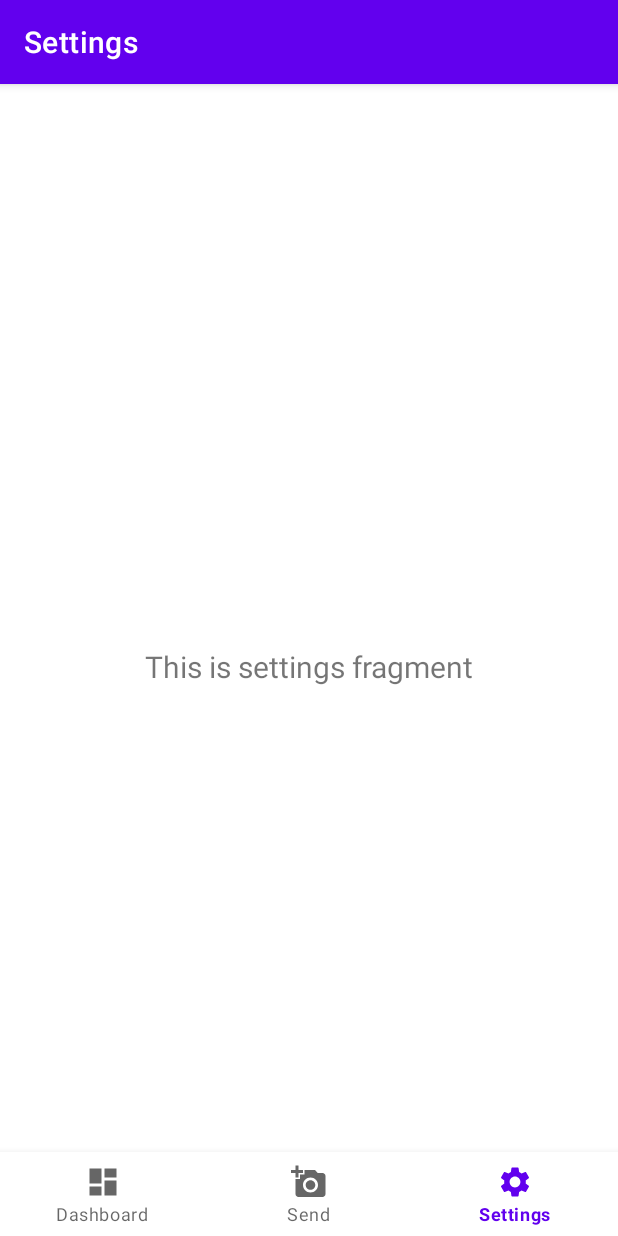
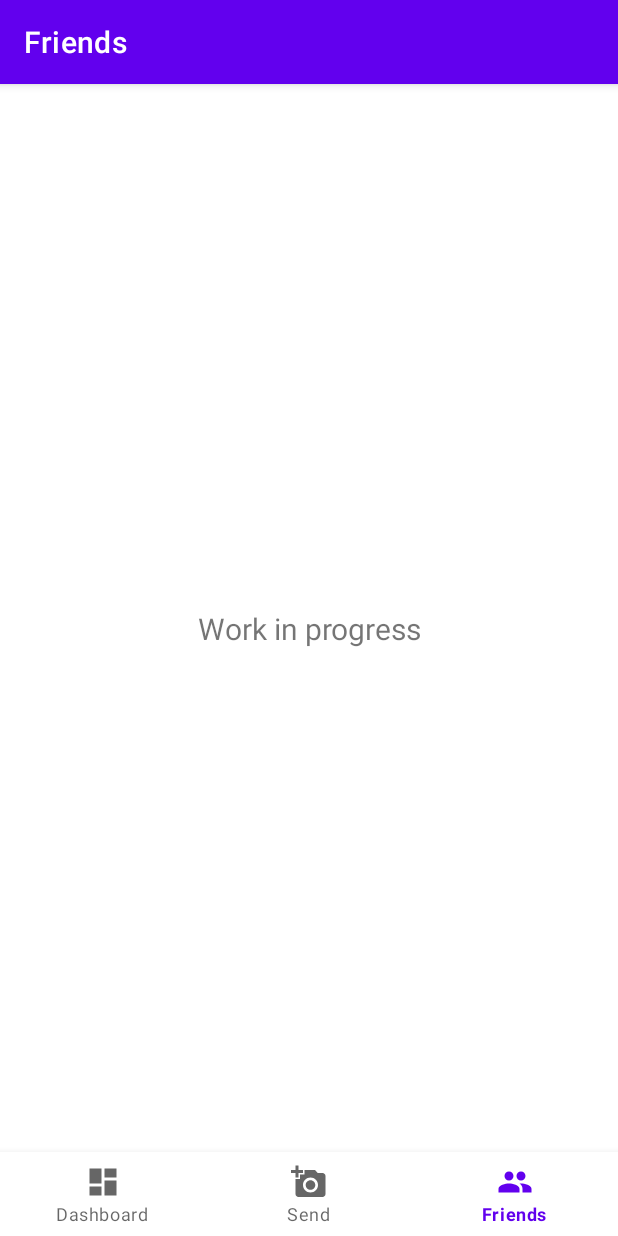
Before and after one commit to ssalabura/meltee, an Android app: the screen it shows after launch (MainActivity), item 3 of the bottom bar chosen, on a phone screen of 412 x 824 dp. Run offline under Robolectric (Android 15) with nearby library versions, the phone set to English and light mode, and no system bars; our stand-ins replace navigation-ui; libraries missing offline, so code that uses them is left out: androidx.camera.core, androidx.camera.lifecycle; 2 statements that could not run were skipped.

Commit message:
added username in photo card, changed Settings to Friends

```diff
--- a/app/src/main/java/com/ssalabura/meltee/MainActivity.java
+++ b/app/src/main/java/com/ssalabura/meltee/MainActivity.java
@@ -19,7 +19,7 @@ public class MainActivity extends AppCompatActivity {
         BottomNavigationView navView = findViewById(R.id.nav_view);
 
         AppBarConfiguration appBarConfiguration = new AppBarConfiguration.Builder(
-                R.id.navigation_dashboard, R.id.navigation_add_photo, R.id.navigation_settings)
+                R.id.navigation_dashboard, R.id.navigation_add_photo, R.id.navigation_friends)
                 .build();
         NavController navController = Navigation.findNavController(this, R.id.nav_host_fragment);
         NavigationUI.setupActionBarWithNavController(this, navController, appBarConfiguration);
--- a/app/src/main/java/com/ssalabura/meltee/ui/dashboard/DashboardFragment.java
+++ b/app/src/main/java/com/ssalabura/meltee/ui/dashboard/DashboardFragment.java
@@ -45,7 +45,7 @@ public class DashboardFragment extends Fragment {
         //TODO: read from device database
         List<PhotoCard> photoCardList = new ArrayList<>();
         for(File f : getContext().getExternalMediaDirs()[0].listFiles()) {
-            photoCardList.add(new PhotoCard(f.getAbsolutePath(), f.getName()));
+            photoCardList.add(new PhotoCard("ssalabura", f.getAbsolutePath(), f.getName()));
         }
         TextView empty = root.findViewById(R.id.textView_empty);
         if(photoCardList.size() > 0) {
--- a/app/src/main/java/com/ssalabura/meltee/ui/dashboard/PhotoCard.java
+++ b/app/src/main/java/com/ssalabura/meltee/ui/dashboard/PhotoCard.java
@@ -1,10 +1,12 @@
 package com.ssalabura.meltee.ui.dashboard;
 
 public class PhotoCard {
+    String sender;
     String imagePath;
     String text;
 
-    PhotoCard(String imagePath, String text) {
+    PhotoCard(String sender, String imagePath, String text) {
+        this.sender = sender;
         this.imagePath = imagePath;
         this.text = text;
     }
--- a/app/src/main/java/com/ssalabura/meltee/ui/dashboard/PhotoCardViewHolder.java
+++ b/app/src/main/java/com/ssalabura/meltee/ui/dashboard/PhotoCardViewHolder.java
@@ -10,12 +10,14 @@ import androidx.recyclerview.widget.RecyclerView;
 import com.ssalabura.meltee.R;
 
 public class PhotoCardViewHolder extends RecyclerView.ViewHolder {
+    TextView sender;
     ImageView photo;
     TextView text;
 
     PhotoCardViewHolder(@NonNull View itemView) {
         super(itemView);
 
+        this.sender = itemView.findViewById(R.id.textView_sender);
         this.photo = itemView.findViewById(R.id.imageView);
         this.text = itemView.findViewById(R.id.textView_text);
     }
--- a/app/src/main/java/com/ssalabura/meltee/ui/dashboard/RecyclerViewAdapter.java
+++ b/app/src/main/java/com/ssalabura/meltee/ui/dashboard/RecyclerViewAdapter.java
@@ -36,6 +36,7 @@ public class RecyclerViewAdapter extends RecyclerView.Adapter<PhotoCardViewHolde
     public void onBindViewHolder(@NonNull PhotoCardViewHolder holder, int position) {
         PhotoCard photoCard = this.photoCardList.get(position);
 
+        holder.sender.setText(photoCard.sender);
         holder.photo.setImageBitmap(BitmapTools.fromFile(photoCard.imagePath));
         holder.text.setText(photoCard.text);
     }
--- /dev/null
+++ b/app/src/main/java/com/ssalabura/meltee/ui/friends/FriendsFragment.java
@@ -0,0 +1,20 @@
+package com.ssalabura.meltee.ui.friends;
+
+import android.os.Bundle;
+import android.view.LayoutInflater;
+import android.view.View;
+import android.view.ViewGroup;
+
+import androidx.annotation.NonNull;
+import androidx.fragment.app.Fragment;
+
+import com.ssalabura.meltee.R;
+
+public class FriendsFragment extends Fragment {
+
+    public View onCreateView(@NonNull LayoutInflater inflater,
+                             ViewGroup container, Bundle savedInstanceState) {
+        View root = inflater.inflate(R.layout.fragment_friends, container, false);
+        return root;
+    }
+}
--- a/app/src/main/java/com/ssalabura/meltee/ui/settings/SettingsFragment.java
+++ /dev/null
@@ -1,35 +0,0 @@
-package com.ssalabura.meltee.ui.settings;
-
-import android.os.Bundle;
-import android.view.LayoutInflater;
-import android.view.View;
-import android.view.ViewGroup;
-import android.widget.TextView;
-
-import androidx.annotation.NonNull;
-import androidx.annotation.Nullable;
-import androidx.fragment.app.Fragment;
-import androidx.lifecycle.Observer;
-import androidx.lifecycle.ViewModelProvider;
-
-import com.ssalabura.meltee.R;
-
-public class SettingsFragment extends Fragment {
-
-    private SettingsViewModel settingsViewModel;
-
-    public View onCreateView(@NonNull LayoutInflater inflater,
-                             ViewGroup container, Bundle savedInstanceState) {
-        settingsViewModel =
-                new ViewModelProvider(this).get(SettingsViewModel.class);
-        View root = inflater.inflate(R.layout.fragment_settings, container, false);
-        final TextView textView = root.findViewById(R.id.text_notifications);
-        settingsViewModel.getText().observe(getViewLifecycleOwner(), new Observer<String>() {
-            @Override
-            public void onChanged(@Nullable String s) {
-                textView.setText(s);
-            }
-        });
-        return root;
-    }
-}
--- a/app/src/main/java/com/ssalabura/meltee/ui/settings/SettingsViewModel.java
+++ /dev/null
@@ -1,19 +0,0 @@
-package com.ssalabura.meltee.ui.settings;
-
-import androidx.lifecycle.LiveData;
-import androidx.lifecycle.MutableLiveData;
-import androidx.lifecycle.ViewModel;
-
-public class SettingsViewModel extends ViewModel {
-
-    private MutableLiveData<String> mText;
-
-    public SettingsViewModel() {
-        mText = new MutableLiveData<>();
-        mText.setValue("This is settings fragment");
-    }
-
-    public LiveData<String> getText() {
-        return mText;
-    }
-}
--- /dev/null
+++ b/app/src/main/res/drawable/ic_baseline_people_24.xml
@@ -0,0 +1,10 @@
+<vector xmlns:android="http://schemas.android.com/apk/res/android"
+    android:width="24dp"
+    android:height="24dp"
+    android:viewportWidth="24"
+    android:viewportHeight="24"
+    android:tint="?attr/colorControlNormal">
+  <path
+      android:fillColor="@android:color/white"
+      android:pathData="M16,11c1.66,0 2.99,-1.34 2.99,-3S17.66,5 16,5c-1.66,0 -3,1.34 -3,3s1.34,3 3,3zM8,11c1.66,0 2.99,-1.34 2.99,-3S9.66,5 8,5C6.34,5 5,6.34 5,8s1.34,3 3,3zM8,13c-2.33,0 -7,1.17 -7,3.5L1,19h14v-2.5c0,-2.33 -4.67,-3.5 -7,-3.5zM16,13c-0.29,0 -0.62,0.02 -0.97,0.05 1.16,0.84 1.97,1.97 1.97,3.45L17,19h6v-2.5c0,-2.33 -4.67,-3.5 -7,-3.5z"/>
+</vector>
--- a/app/src/main/res/layout/fragment_settings.xml
+++ b/app/src/main/res/layout/fragment_friends.xml
@@ -4,15 +4,17 @@
     xmlns:tools="http://schemas.android.com/tools"
     android:layout_width="match_parent"
     android:layout_height="match_parent"
-    tools:context=".ui.settings.SettingsFragment">
+    tools:context=".ui.friends.FriendsFragment"
+    android:layout_marginBottom="50dp">
 
     <TextView
-        android:id="@+id/text_notifications"
+        android:id="@+id/text_wip"
         android:layout_width="match_parent"
         android:layout_height="wrap_content"
         android:layout_marginStart="8dp"
         android:layout_marginTop="8dp"
         android:layout_marginEnd="8dp"
+        android:text="@string/wip"
         android:textAlignment="center"
         android:textSize="20sp"
         app:layout_constraintBottom_toBottomOf="parent"
--- a/app/src/main/res/menu/bottom_nav_menu.xml
+++ b/app/src/main/res/menu/bottom_nav_menu.xml
@@ -11,8 +11,8 @@
         android:title="@string/title_add_photo" />
 
     <item
-        android:id="@+id/navigation_settings"
-        android:icon="@drawable/ic_baseline_settings_24"
-        android:title="@string/title_settings" />
+        android:id="@+id/navigation_friends"
+        android:icon="@drawable/ic_baseline_people_24"
+        android:title="@string/title_friends" />
 
 </menu>
--- a/app/src/main/res/navigation/mobile_navigation.xml
+++ b/app/src/main/res/navigation/mobile_navigation.xml
@@ -18,8 +18,8 @@
         tools:layout="@layout/fragment_dashboard" />
 
     <fragment
-        android:id="@+id/navigation_settings"
-        android:name="com.ssalabura.meltee.ui.settings.SettingsFragment"
-        android:label="@string/title_settings"
-        tools:layout="@layout/fragment_settings" />
+        android:id="@+id/navigation_friends"
+        android:name="com.ssalabura.meltee.ui.friends.FriendsFragment"
+        android:label="@string/title_friends"
+        tools:layout="@layout/fragment_friends" />
 </navigation>
--- a/app/src/main/res/values/strings.xml
+++ b/app/src/main/res/values/strings.xml
@@ -13,5 +13,6 @@
     <string name="dashboard_empty">No photos :(\nCheck back later!</string>
     <string name="title_add_photo">Send</string>
     <string name="take_photo">Take Photo</string>
-    <string name="title_settings">Settings</string>
+    <string name="title_friends">Friends</string>
+    <string name="wip">Work in progress</string>
 </resources>
```
Also changed, not shown: app/src/main/java/com/ssalabura/meltee/ui/addphoto/AddPhotoViewModel.java (deleted, +0 -19 lines), app/src/main/res/layout/cardview_item_layout.xml (+19 -8 lines).
